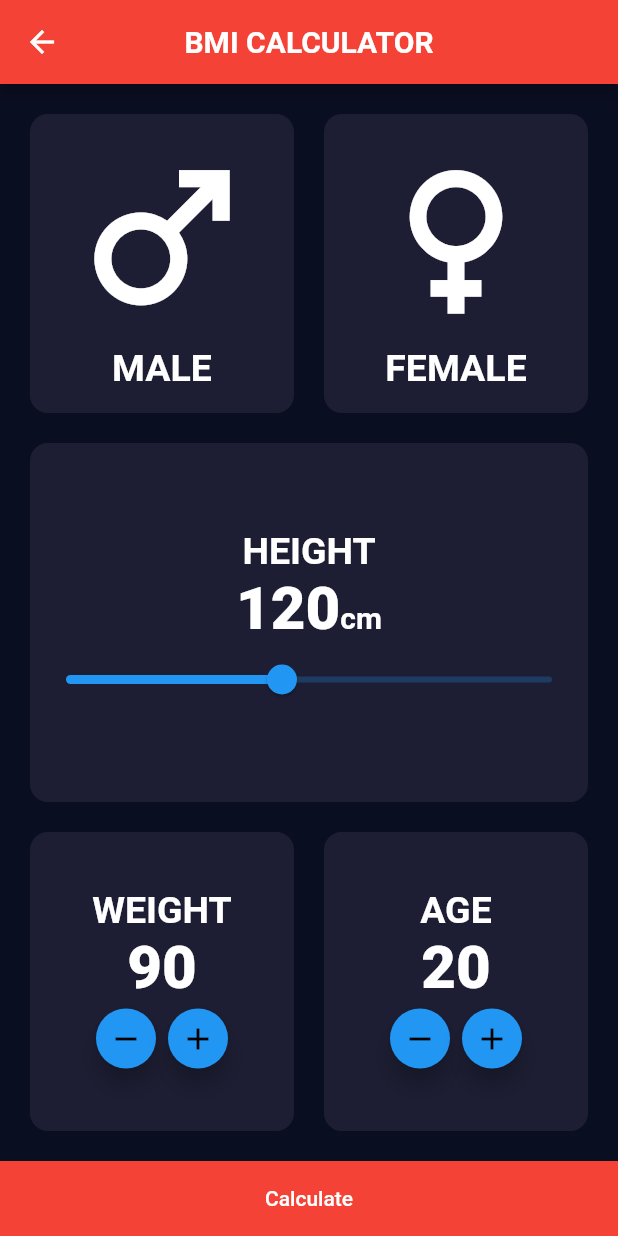
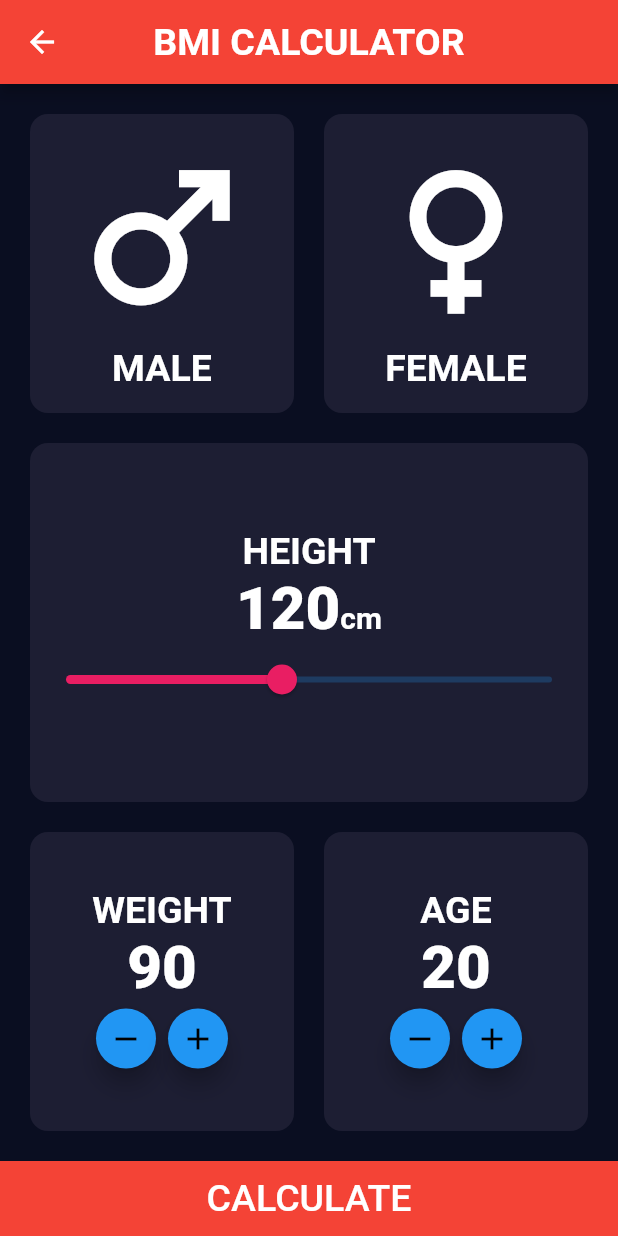
Before and after one commit to mido-ahmed/BMI-Calculator-App, a Flutter app: the BMIHomeScreen screen opened directly, on a phone screen of 412 x 824 dp. Run offline on Flutter 3.47's test engine with Material 2 defaults, Android fonts, the light colour scheme and no system bars; our stand-ins replace intl_phone_number_input.

Commit message:
edit in text size

```diff
--- a/lib/modules/bmi/bmi_home_screen.dart
+++ b/lib/modules/bmi/bmi_home_screen.dart
@@ -29,7 +29,7 @@ class _BMIHomeScreenState extends State<BMIHomeScreen> {
           "BMI CALCULATOR",
           style: TextStyle(
             color: Colors.white,
-            fontSize: 20,
+            fontSize: 25,
             fontWeight: FontWeight.bold,
           ),
         ),
@@ -156,7 +156,7 @@ class _BMIHomeScreenState extends State<BMIHomeScreen> {
                     ],
                   ),
                   Slider(
-                    activeColor: isMale ? Colors.blue : Colors.purple,
+                    activeColor: Colors.pink,
                     value: height,
                     min: 40.0,
                     max: 220.0,
@@ -329,8 +329,8 @@ class _BMIHomeScreenState extends State<BMIHomeScreen> {
                             )));
               },
               child: Text(
-                "Calculate",
-                style: TextStyle(color: Colors.white),
+                "CALCULATE",
+                style: TextStyle(color: Colors.white , fontSize: 25),
               ),
             ),
           ),
```
